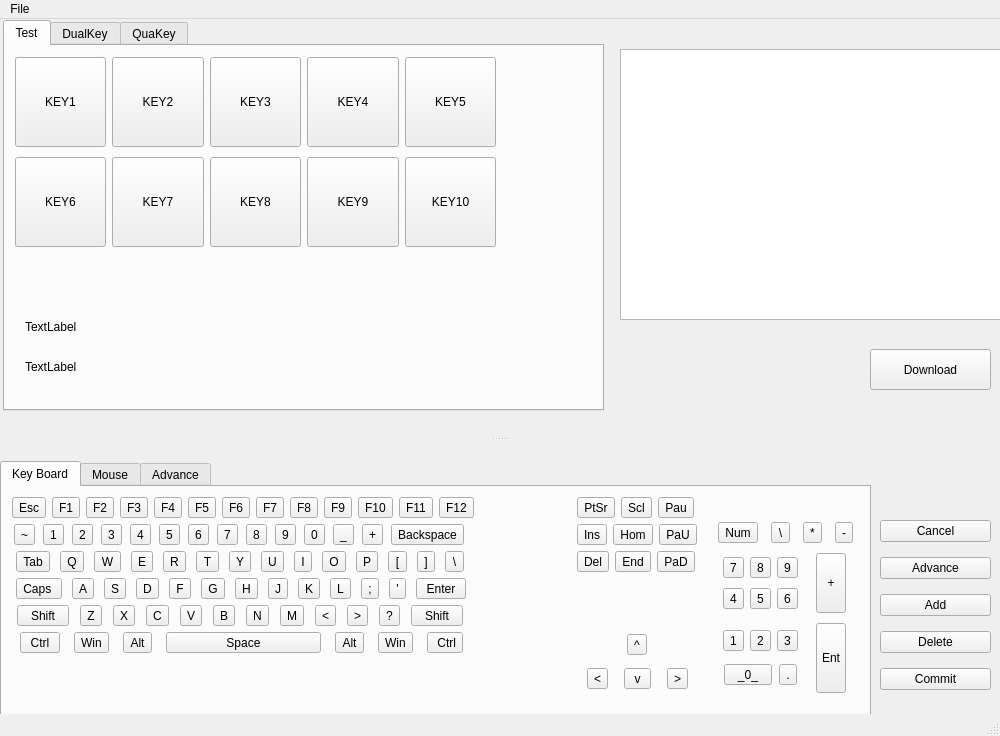
The window that KeyBoardSetter/KeyboardSetter/mainwindow.ui (TabbycatPie/CustomKeyboard) describes before a commit, drawn with Qt 5.
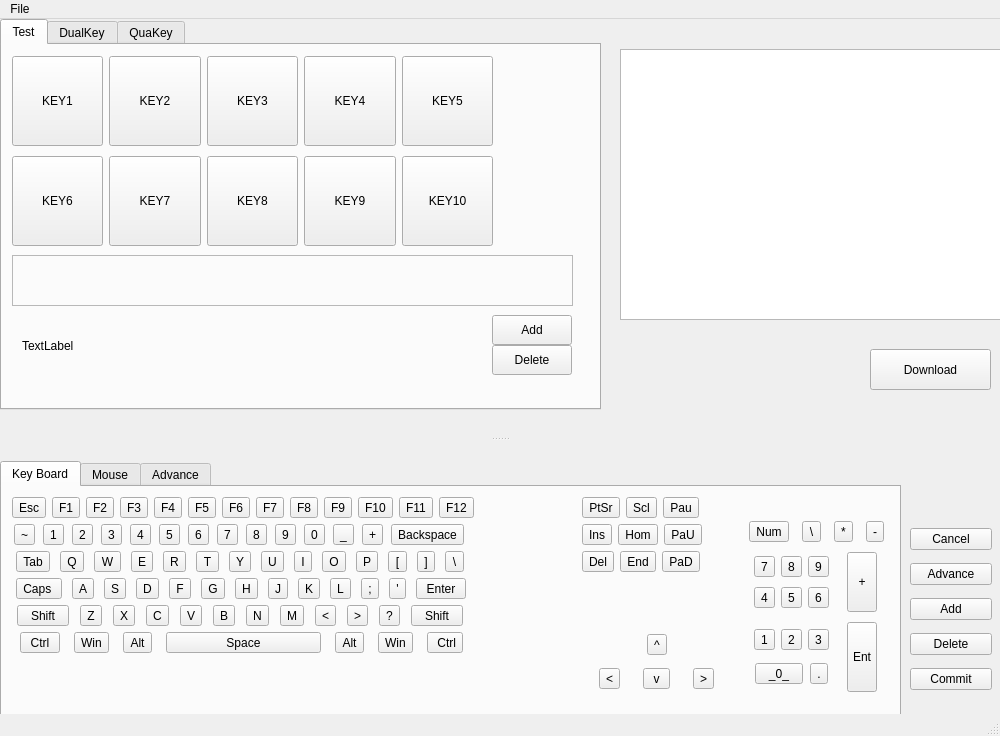
The same window after the commit.

```diff
--- a/KeyBoardSetter/KeyboardSetter/mainwindow.ui
+++ b/KeyBoardSetter/KeyboardSetter/mainwindow.ui
@@ -38,8 +38,8 @@
    <widget class="QTabWidget" name="tabWidget">
     <property name="geometry">
      <rect>
-      <x>3</x>
-      <y>1</y>
+      <x>0</x>
+      <y>0</y>
       <width>601</width>
       <height>391</height>
      </rect>
@@ -224,8 +224,8 @@
       <property name="geometry">
        <rect>
         <x>20</x>
-        <y>310</y>
-        <width>561</width>
+        <y>290</y>
+        <width>451</width>
         <height>21</height>
        </rect>
       </property>
@@ -236,14 +236,49 @@
      <widget class="QLabel" name="tv_keyvalue">
       <property name="geometry">
        <rect>
-        <x>20</x>
+        <x>10</x>
+        <y>210</y>
+        <width>561</width>
+        <height>51</height>
+       </rect>
+      </property>
+      <property name="frameShape">
+       <enum>QFrame::StyledPanel</enum>
+      </property>
+      <property name="frameShadow">
+       <enum>QFrame::Plain</enum>
+      </property>
+      <property name="lineWidth">
+       <number>2</number>
+      </property>
+      <property name="text">
+       <string/>
+      </property>
+     </widget>
+     <widget class="QPushButton" name="btn_setadd_2">
+      <property name="geometry">
+       <rect>
+        <x>490</x>
         <y>270</y>
-        <width>561</width>
-        <height>21</height>
+        <width>80</width>
+        <height>30</height>
        </rect>
       </property>
       <property name="text">
-       <string>TextLabel</string>
+       <string>Add</string>
+      </property>
+     </widget>
+     <widget class="QPushButton" name="btn_setdelete_2">
+      <property name="geometry">
+       <rect>
+        <x>490</x>
+        <y>300</y>
+        <width>80</width>
+        <height>30</height>
+       </rect>
+      </property>
+      <property name="text">
+       <string>Delete</string>
       </property>
      </widget>
     </widget>
@@ -457,7 +492,7 @@
       <rect>
        <x>0</x>
        <y>0</y>
-       <width>871</width>
+       <width>901</width>
        <height>261</height>
       </rect>
      </property>
@@ -1030,9 +1065,9 @@
       <widget class="QWidget" name="verticalLayoutWidget_3">
        <property name="geometry">
         <rect>
-         <x>575</x>
+         <x>580</x>
          <y>10</y>
-         <width>121</width>
+         <width>154</width>
          <height>98</height>
         </rect>
        </property>
@@ -1129,8 +1164,8 @@
       <widget class="QWidget" name="verticalLayoutWidget_6">
        <property name="geometry">
         <rect>
-         <x>709</x>
-         <y>31</y>
+         <x>740</x>
+         <y>30</y>
          <width>149</width>
          <height>180</height>
         </rect>
@@ -1323,9 +1358,9 @@
       <widget class="QWidget" name="verticalLayoutWidget_7">
        <property name="geometry">
         <rect>
-         <x>575</x>
+         <x>580</x>
          <y>140</y>
-         <width>121</width>
+         <width>151</width>
          <height>71</height>
         </rect>
        </property>
@@ -1680,10 +1715,10 @@
     <widget class="QWidget" name="verticalLayoutWidget">
      <property name="geometry">
       <rect>
-       <x>880</x>
-       <y>50</y>
-       <width>111</width>
-       <height>191</height>
+       <x>910</x>
+       <y>60</y>
+       <width>82</width>
+       <height>176</height>
       </rect>
      </property>
      <layout class="QVBoxLayout" name="verticalLayout">
```
Left out of the diff: 2 changed lines with no effect on the pictures.
